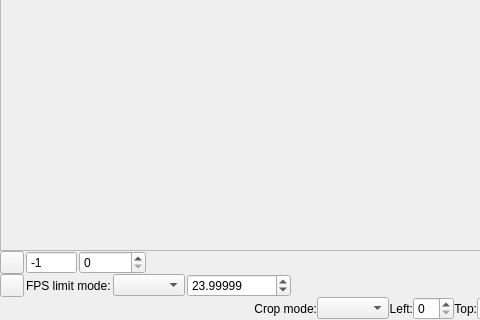
YomikoR/VapourSynth-Editor, file src/preview/previewdialog.ui: the form before one commit; both pictures show x 0 to 480 and y 332 to 652 of the 933 by 652 pixel window.
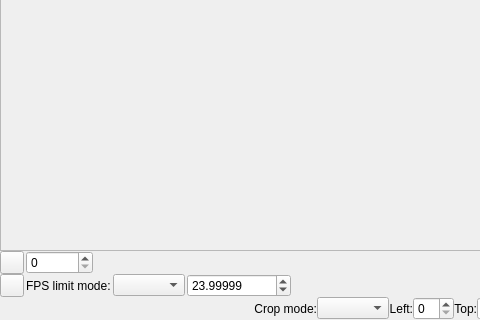
The form after the commit. Custom widgets are drawn as their Qt base class.

Commit message: Preview dialog behavior change. No requesting frame while still processing. Better processing indication in GUI.

```diff
--- a/src/preview/previewdialog.ui
+++ b/src/preview/previewdialog.ui
@@ -74,32 +74,7 @@
        </widget>
       </item>
       <item>
-       <widget class="QSpinBox" name="shownFrameSpinBox">
-        <property name="inputMethodHints">
-         <set>Qt::ImhFormattedNumbersOnly</set>
-        </property>
-        <property name="readOnly">
-         <bool>true</bool>
-        </property>
-        <property name="buttonSymbols">
-         <enum>QAbstractSpinBox::NoButtons</enum>
-        </property>
-        <property name="keyboardTracking">
-         <bool>false</bool>
-        </property>
-        <property name="minimum">
-         <number>-1</number>
-        </property>
-        <property name="maximum">
-         <number>999999999</number>
-        </property>
-        <property name="value">
-         <number>-1</number>
-        </property>
-       </widget>
-      </item>
-      <item>
-       <widget class="QSpinBox" name="expectedFrameNumberSpinBox">
+       <widget class="QSpinBox" name="frameNumberSpinBox">
         <property name="sizePolicy">
          <sizepolicy hsizetype="Minimum" vsizetype="Fixed">
           <horstretch>0</horstretch>
@@ -114,6 +89,19 @@
         </property>
        </widget>
       </item>
+      <item>
+       <widget class="QLabel" name="frameStatusLabel">
+        <property name="minimumSize">
+         <size>
+          <width>16</width>
+          <height>0</height>
+         </size>
+        </property>
+        <property name="text">
+         <string/>
+        </property>
+       </widget>
+      </item>
       <item>
        <widget class="TimeLineSlider" name="frameNumberSlider" native="true">
         <property name="sizePolicy">
```
Left out of the diff: 4 changed lines with no effect on the pictures. The commit also changes 5 other files.
